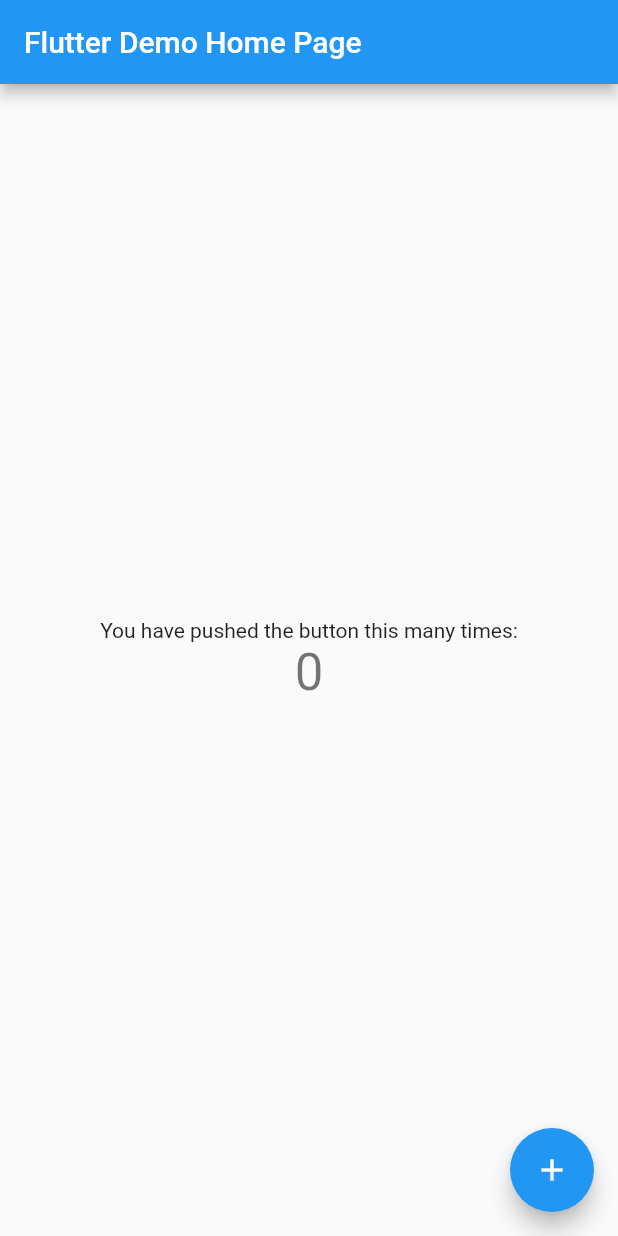
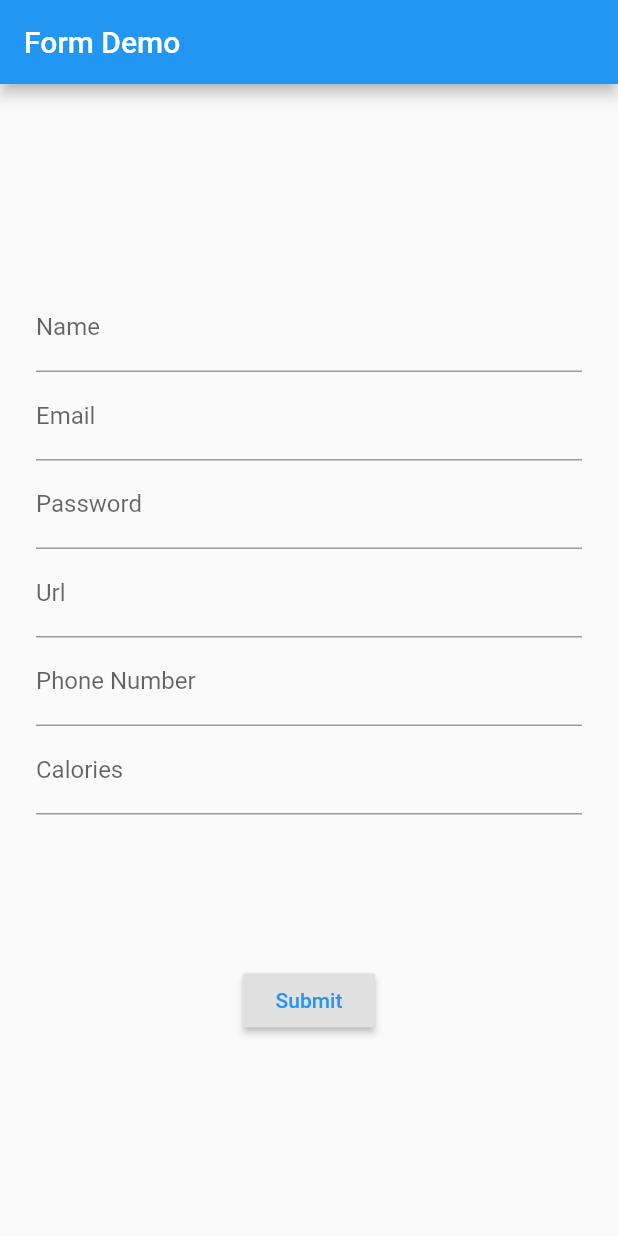
Before and after one commit to bukunmialuko/falcon101, a Flutter app: the screen it shows after launch, on a phone screen of 412 x 824 dp. Run offline on Flutter 3.47's test engine with Material 2 defaults, Android fonts, the phone set to English and light mode, and no system bars.

Commit message:
Implemented the form screen and validations

```diff
--- /dev/null
+++ b/lib/form_screen.dart
@@ -0,0 +1,159 @@
+import 'package:flutter/material.dart';
+
+class FormScreen extends StatefulWidget {
+  @override
+  _FormScreenState createState() => _FormScreenState();
+}
+
+class _FormScreenState extends State<FormScreen> {
+  String _name;
+  String _email;
+  String _password;
+  String _url;
+  String _phoneNumber;
+  String _calories;
+
+  final GlobalKey<FormState> _formKey = GlobalKey();
+
+  Widget _buildNameField() {
+    return TextFormField(
+      decoration: InputDecoration(labelText: "Name"),
+      validator: (String value) {
+        if (value.isEmpty) {
+          return "Name Is Required";
+        }
+        return null;
+      },
+      onSaved: (String value) {
+        _name = value;
+      },
+    );
+  }
+
+  Widget _buildEmailField() {
+    return TextFormField(
+      decoration: InputDecoration(labelText: "Email"),
+      keyboardType: TextInputType.emailAddress,
+      validator: (String value) {
+        if (value.isEmpty) {
+          return "Email Is Required";
+        }
+        if (!RegExp(
+            r"[a-z0-9!#$%&'*+/=?^_`{|}~-]+(?:\.[a-z0-9!#$%&'*+/=?^_`{|}~-]+)*@(?:[a-z0-9](?:[a-z0-9-]*[a-z0-9])?\.)+[a-z0-9](?:[a-z0-9-]*[a-z0-9])?")
+            .hasMatch(value)) {
+          return 'Please enter a valid email Address';
+        }
+
+        return null;
+      },
+      onSaved: (String value) {
+        _email = value;
+      },
+    );
+  }
+
+  Widget _buildPasswordField() {
+    return TextFormField(
+      decoration: InputDecoration(labelText: "Password"),
+      keyboardType: TextInputType.visiblePassword,
+      validator: (String value) {
+        if (value.isEmpty) {
+          return "Password Is Required";
+        }
+        return null;
+      },
+      onSaved: (String value) {
+        _password = value;
+      },
+    );
+  }
+
+  Widget _buildUrlField() {
+    return TextFormField(
+      decoration: InputDecoration(labelText: "Url"),
+      validator: (String value) {
+        if (value.isEmpty) {
+          return "Url Is Required";
+        }
+        return null;
+      },
+      onSaved: (String value) {
+        _url = value;
+      },
+    );
+  }
+
+  Widget _buildPhoneNumberField() {
+    return TextFormField(
+      decoration: InputDecoration(labelText: "Phone Number"),
+      validator: (String value) {
+        if (value.isEmpty) {
+          return "Phone Number Is Required";
+        }
+        return null;
+      },
+      onSaved: (String value) {
+        _name = value;
+      },
+    );
+  }
+
+  Widget _buildCaloriesField() {
+    return TextFormField(
+      decoration: InputDecoration(labelText: 'Calories'),
+      keyboardType: TextInputType.number,
+      validator: (String value) {
+        int calories = int.tryParse(value);
+
+        if (calories == null || calories <= 0) {
+          return 'Calories must be greater than 0';
+        }
+
+        return null;
+      },
+      onSaved: (String value) {
+        _calories = value;
+      },
+    );
+  }
+
+  @override
+  Widget build(BuildContext context) {
+    return Scaffold(
+      appBar: AppBar(
+        title: Text("Form Demo"),
+      ),
+      body: Container(
+        margin: EdgeInsets.all(24.0),
+        child: Form(
+          key: _formKey,
+          child: Column(
+            mainAxisAlignment: MainAxisAlignment.center,
+            children: [
+              _buildNameField(),
+              _buildEmailField(),
+              _buildPasswordField(),
+              _buildUrlField(),
+              _buildPhoneNumberField(),
+              _buildCaloriesField(),
+              SizedBox(
+                height: 100,
+              ),
+              RaisedButton(
+                  child: Text(
+                    "Submit",
+                    style: TextStyle(color: Colors.blue),
+                  ),
+                  onPressed: () {
+                    if (_formKey.currentState.validate()) {
+                      return;
+                    }
+                    _formKey.currentState.save();
+                  })
+            ],
+          ),
+        ),
+      ),
+    );
+  }
+}
--- a/lib/main.dart
+++ b/lib/main.dart
@@ -1,3 +1,4 @@
+import 'package:falcon101/form_screen.dart';
 import 'package:flutter/material.dart';
 
 void main() {
@@ -11,107 +12,10 @@ class MyApp extends StatelessWidget {
     return MaterialApp(
       title: 'Flutter Demo',
       theme: ThemeData(
-        // This is the theme of your application.
-        //
-        // Try running your application with "flutter run". You'll see the
-        // application has a blue toolbar. Then, without quitting the app, try
-        // changing the primarySwatch below to Colors.green and then invoke
-        // "hot reload" (press "r" in the console where you ran "flutter run",
-        // or simply save your changes to "hot reload" in a Flutter IDE).
-        // Notice that the counter didn't reset back to zero; the application
-        // is not restarted.
         primarySwatch: Colors.blue,
-        // This makes the visual density adapt to the platform that you run
-        // the app on. For desktop platforms, the controls will be smaller and
-        // closer together (more dense) than on mobile platforms.
         visualDensity: VisualDensity.adaptivePlatformDensity,
       ),
-      home: MyHomePage(title: 'Flutter Demo Home Page'),
+      home: FormScreen(),
     );
   }
 }
-
-class MyHomePage extends StatefulWidget {
-  MyHomePage({Key key, this.title}) : super(key: key);
-
-  // This widget is the home page of your application. It is stateful, meaning
-  // that it has a State object (defined below) that contains fields that affect
-  // how it looks.
-
-  // This class is the configuration for the state. It holds the values (in this
-  // case the title) provided by the parent (in this case the App widget) and
-  // used by the build method of the State. Fields in a Widget subclass are
-  // always marked "final".
-
-  final String title;
-
-  @override
-  _MyHomePageState createState() => _MyHomePageState();
-}
-
-class _MyHomePageState extends State<MyHomePage> {
-  int _counter = 0;
-
-  void _incrementCounter() {
-    setState(() {
-      // This call to setState tells the Flutter framework that something has
-      // changed in this State, which causes it to rerun the build method below
-      // so that the display can reflect the updated values. If we changed
-      // _counter without calling setState(), then the build method would not be
-      // called again, and so nothing would appear to happen.
-      _counter++;
-    });
-  }
-
-  @override
-  Widget build(BuildContext context) {
-    // This method is rerun every time setState is called, for instance as done
-    // by the _incrementCounter method above.
-    //
-    // The Flutter framework has been optimized to make rerunning build methods
-    // fast, so that you can just rebuild anything that needs updating rather
-    // than having to individually change instances of widgets.
-    return Scaffold(
-      appBar: AppBar(
-        // Here we take the value from the MyHomePage object that was created by
-        // the App.build method, and use it to set our appbar title.
-        title: Text(widget.title),
-      ),
-      body: Center(
-        // Center is a layout widget. It takes a single child and positions it
-        // in the middle of the parent.
-        child: Column(
-          // Column is also a layout widget. It takes a list of children and
-          // arranges them vertically. By default, it sizes itself to fit its
-          // children horizontally, and tries to be as tall as its parent.
-          //
-          // Invoke "debug painting" (press "p" in the console, choose the
-          // "Toggle Debug Paint" action from the Flutter Inspector in Android
-          // Studio, or the "Toggle Debug Paint" command in Visual Studio Code)
-          // to see the wireframe for each widget.
-          //
-          // Column has various properties to control how it sizes itself and
-          // how it positions its children. Here we use mainAxisAlignment to
-          // center the children vertically; the main axis here is the vertical
-          // axis because Columns are vertical (the cross axis would be
-          // horizontal).
-          mainAxisAlignment: MainAxisAlignment.center,
-          children: <Widget>[
-            Text(
-              'You have pushed the button this many times:',
-            ),
-            Text(
-              '$_counter',
-              style: Theme.of(context).textTheme.headline4,
-            ),
-          ],
-        ),
-      ),
-      floatingActionButton: FloatingActionButton(
-        onPressed: _incrementCounter,
-        tooltip: 'Increment',
-        child: Icon(Icons.add),
-      ), // This trailing comma makes auto-formatting nicer for build methods.
-    );
-  }
-}
```
